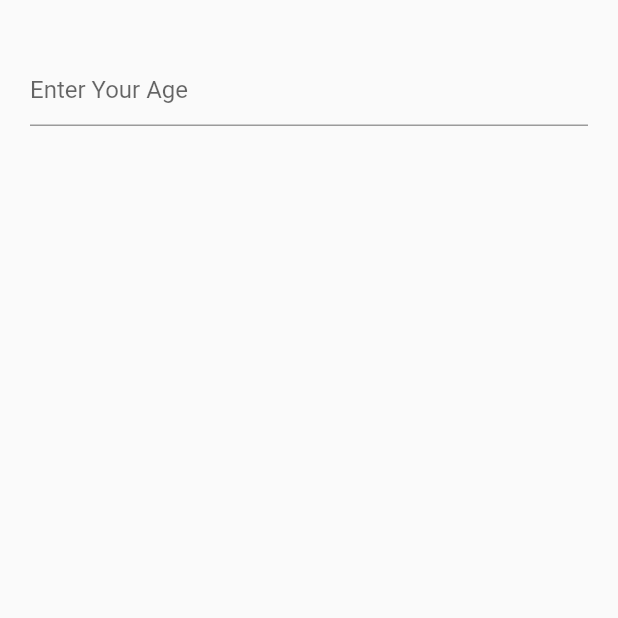
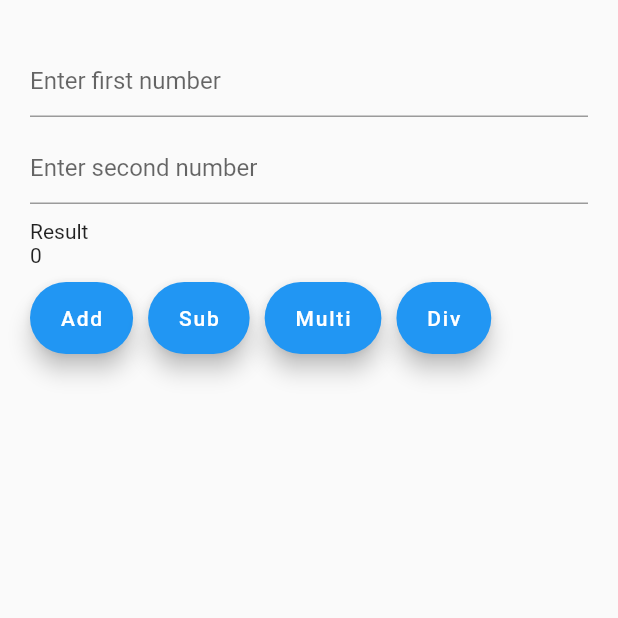
Before and after one commit to nirajyadav9110/Sample-provider, a Flutter app: the screen it shows after launch, on a phone screen of 412 x 824 dp, the top half of it. Run offline on Flutter 3.47's test engine with Material 2 defaults, Android fonts, the phone set to English and light mode, and no system bars.

Commit message:
manual calculator

```diff
--- a/lib/Pages/Homepage.dart
+++ b/lib/Pages/Homepage.dart
@@ -8,6 +8,8 @@ class HomePage extends StatefulWidget {
   @override
   State<HomePage> createState() => _HomePageState();
 }
+int num1 = 0;
+int num2 = 0;
 
 class _HomePageState extends State<HomePage> {
   @override
@@ -23,19 +25,56 @@ class _HomePageState extends State<HomePage> {
               return Column (
                 crossAxisAlignment: CrossAxisAlignment.start,
               children: [
-                Text(provider.eligibilitymessage.toString() ,style: TextStyle(
-                  color: provider.isEligible == true? Colors.green : Colors.red
-                ),),
+
+                SizedBox(width: 10,height: 10,),
               TextField(
               keyboardType:  TextInputType.number,
               decoration: const InputDecoration(
-              hintText: 'Enter Your Age',
+              hintText: 'Enter first number',
+
                 ),
-                onChanged: (val){
-                provider.checkEligibility(int.parse(val));
+                onChanged: (val1){
+                print(val1);
+                num1 = int.parse(val1);
+
 
                 },
+
           ),
+                SizedBox(width: 10,height: 10,),
+                TextField(
+                  keyboardType:  TextInputType.number,
+                  decoration: const InputDecoration(
+                    hintText: 'Enter second number',
+                  ),
+                  onChanged: (val2){
+                  num2 = int.parse(val2);
+                  },
+                ),
+                SizedBox(width: 10,height: 10,),
+                Text("Result"),Text(provider.Ans.toString()),
+                SizedBox(width: 10,height: 10,),
+
+              Row(children: [
+                FloatingActionButton.extended(onPressed:(){
+                  provider.addition(num1,num2);
+                }, label: Text("Add")),
+                SizedBox(width: 10),
+                FloatingActionButton.extended(onPressed:(){
+                  provider.substraction(num1,num2);
+                }, label: Text("Sub")),
+                SizedBox(width: 10),
+
+                FloatingActionButton.extended(onPressed:(){
+                  provider.multiplication(num1,num2);
+                }, label: Text("Multi")),
+                SizedBox(width: 10),
+
+                FloatingActionButton.extended(onPressed:(){
+                  provider.division(num1,num2);
+                }, label: Text("Div")),
+
+              ],),
           ],
           );
           }
--- a/lib/Providers/HomePage_Provider.dart
+++ b/lib/Providers/HomePage_Provider.dart
@@ -1,19 +1,28 @@
 import 'package:flutter/cupertino.dart';
 
 class HomePageProvider with ChangeNotifier{
-  bool? isEligible;
-  String? eligibilitymessage ='';
 
-  void checkEligibility(int age){
-    if(age >= 18){
-      isEligible = true;
-      eligibilitymessage ="You are Eligible!";
-      notifyListeners();
-    }
-    else{
-      isEligible = false;
-      eligibilitymessage ="You are not Eligible!";
-      notifyListeners();
-    }
+  int? Ans = 0;
+
+  addition(int val1 , int val2)
+  {
+    Ans = val1 + val2 ;
+    notifyListeners();
   }
-}
+
+  substraction(int val1 , int val2)
+  {
+    Ans = val1 - val2 ;
+    notifyListeners();
+  }
+  multiplication(int val1 , int val2)
+  {
+    Ans = val1 * val2 ;
+    notifyListeners();
+  }
+  division (int val1 , int val2)
+  {
+    Ans = (val1/val2) as int?;
+    notifyListeners();
+  }
+ }
```
